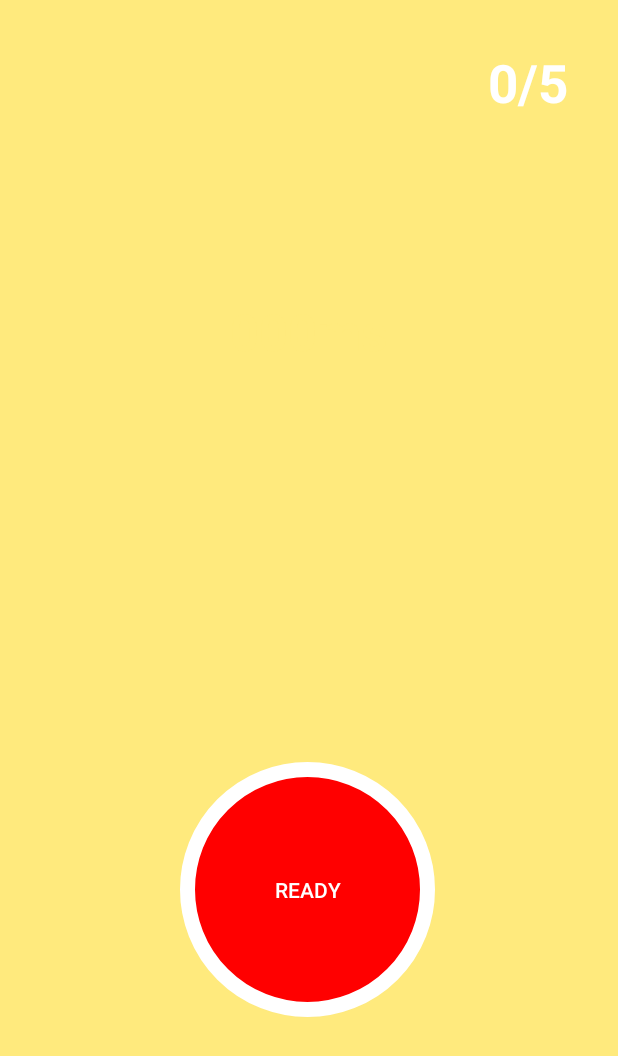
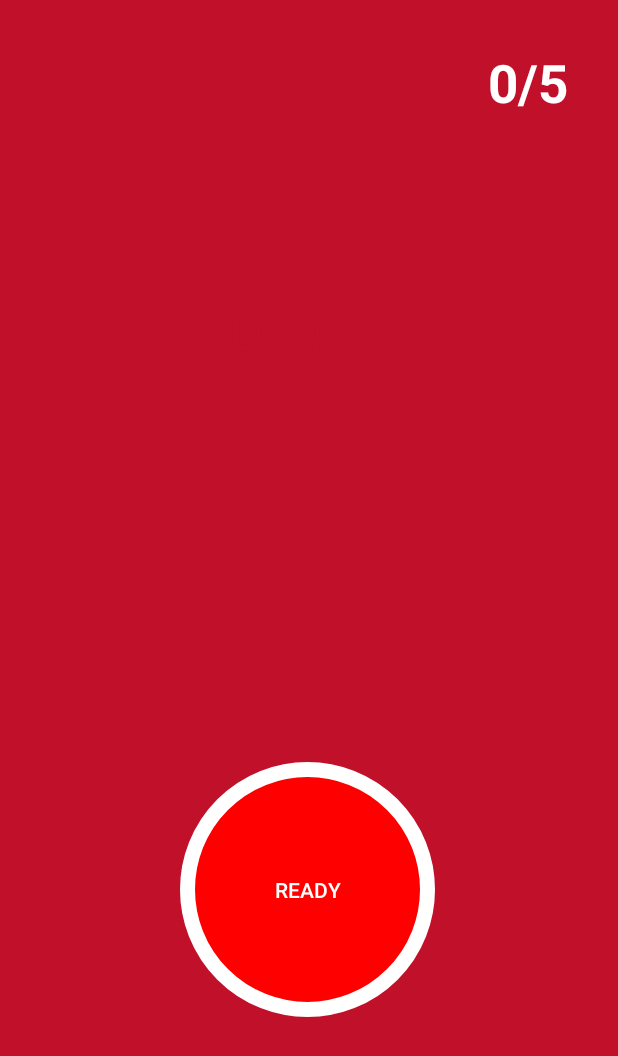
Before and after one commit to JangWoojun/Click_Game, an Android app: the GameActivity screen opened directly, with no data from a screen before it, on a phone screen of 412 x 824 dp. Shown: the top 1056 px of the screen. Run offline under Robolectric (Android 15) with nearby library versions, the phone set to English and light mode, and no system bars; Roboto replaces fonts that are not available here.

Commit message:
2022/10/10 게임 화면 디자인 변경

```diff
--- a/app/src/main/res/layout/activity_game.xml
+++ b/app/src/main/res/layout/activity_game.xml
@@ -5,12 +5,12 @@
     android:layout_width="match_parent"
     android:layout_height="match_parent"
     tools:context=".GameActivity"
-    android:background="#FFEA7D"
+    android:background="#c0102a"
     android:id="@+id/gameLayout">
 
 
     <TextView
-        android:textColor="#FFEA7D"
+        android:textColor="#c0102a"
         android:textSize="34sp"
         android:textStyle="bold"
         android:text="000ms"
```
